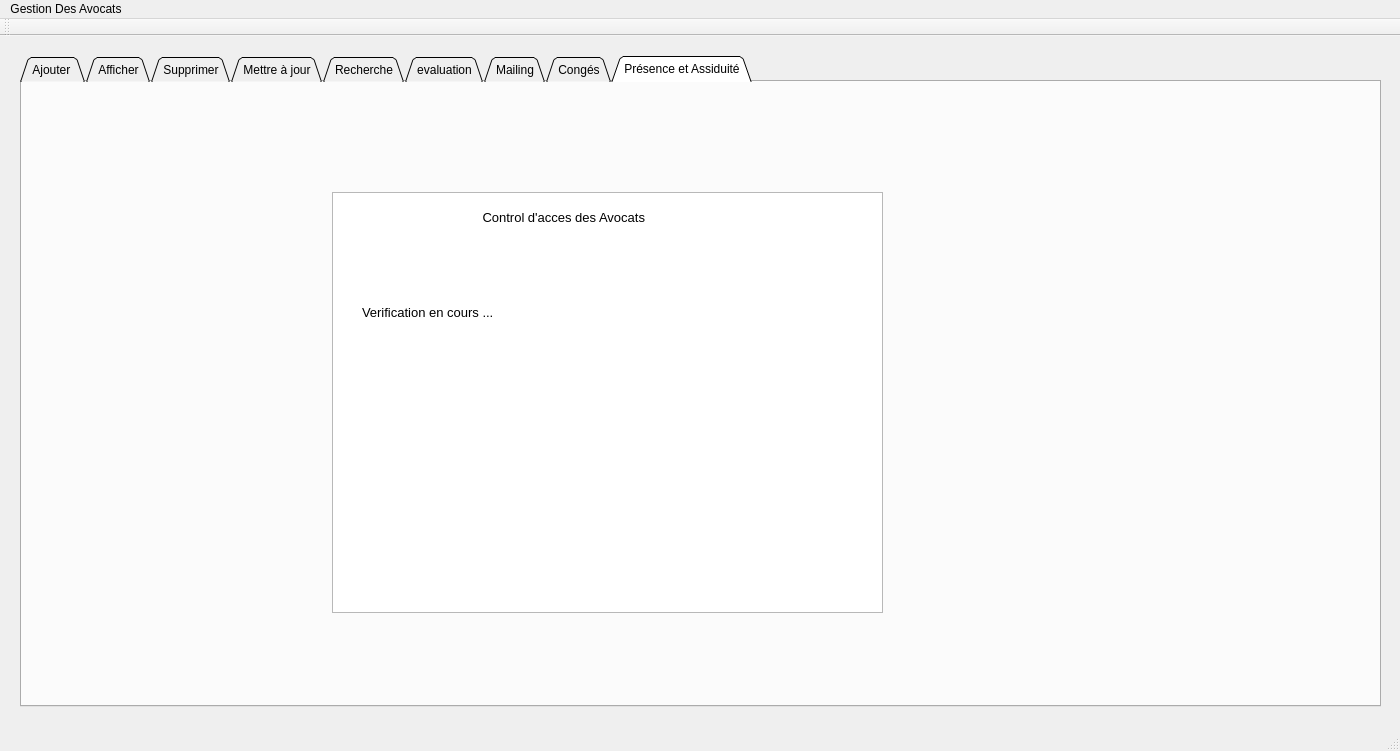
sakerhajji/smart_court_2a32, file Gestion_Avocats - Copie/mainwindow.ui: the form before one commit.
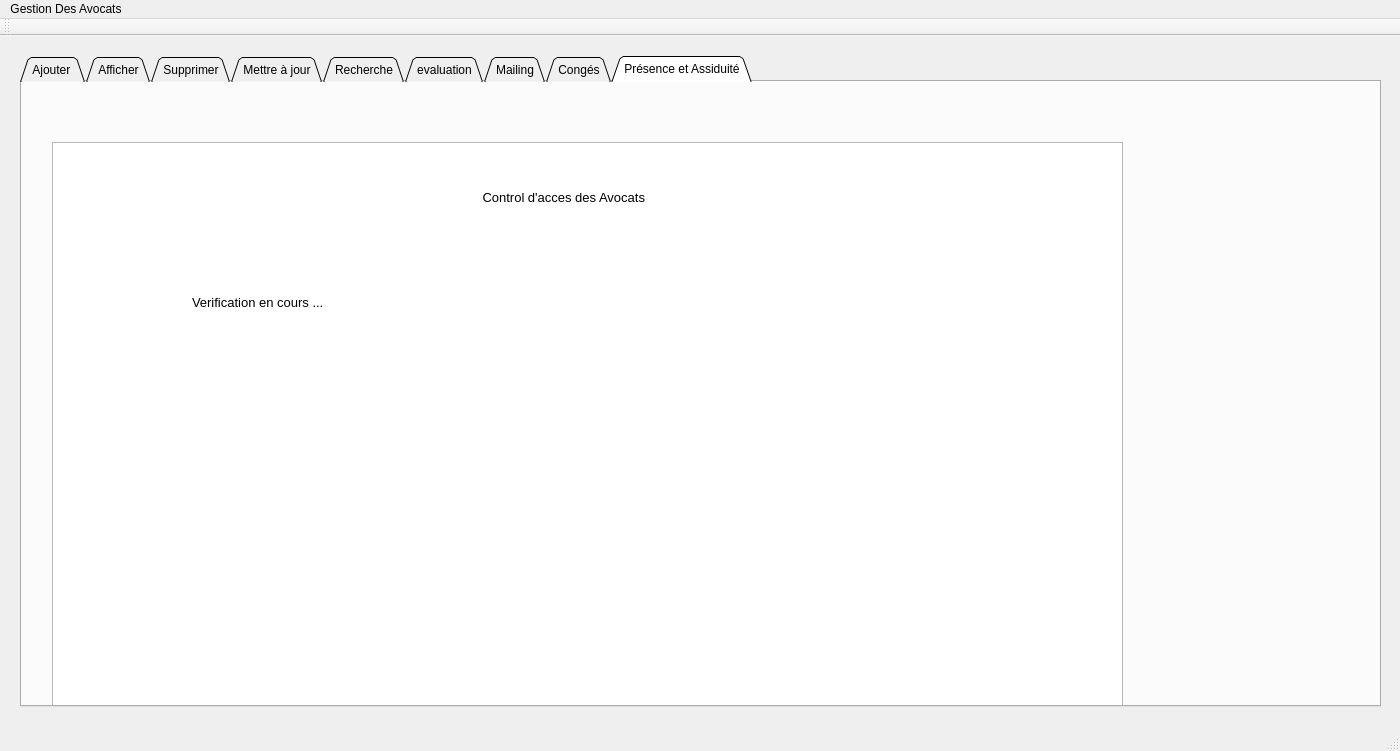
The form after the commit.

Diff of the .ui file:
```diff
--- a/Gestion_Avocats - Copie/mainwindow.ui
+++ b/Gestion_Avocats - Copie/mainwindow.ui
@@ -1008,10 +1008,10 @@
      <widget class="QListView" name="listView">
       <property name="geometry">
        <rect>
-        <x>310</x>
-        <y>110</y>
-        <width>551</width>
-        <height>421</height>
+        <x>30</x>
+        <y>60</y>
+        <width>1071</width>
+        <height>581</height>
        </rect>
       </property>
      </widget>
@@ -1019,7 +1019,7 @@
       <property name="geometry">
        <rect>
         <x>410</x>
-        <y>120</y>
+        <y>100</y>
         <width>311</width>
         <height>31</height>
        </rect>
@@ -1036,8 +1036,8 @@
      <widget class="QLabel" name="label_access">
       <property name="geometry">
        <rect>
-        <x>370</x>
-        <y>290</y>
+        <x>360</x>
+        <y>260</y>
         <width>401</width>
         <height>61</height>
        </rect>
@@ -1054,8 +1054,8 @@
      <widget class="QLabel" name="label_22">
       <property name="geometry">
        <rect>
-        <x>340</x>
-        <y>220</y>
+        <x>170</x>
+        <y>210</y>
         <width>251</width>
         <height>20</height>
        </rect>
```
Left out of the diff: 14 changed lines with no effect on the pictures.
